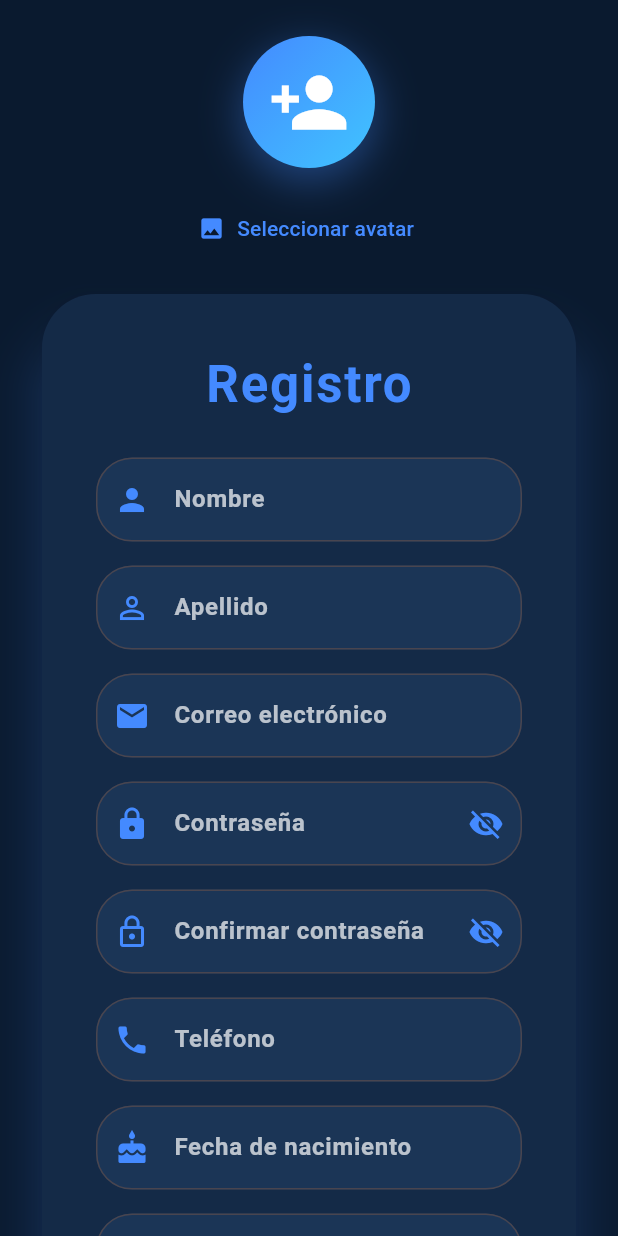
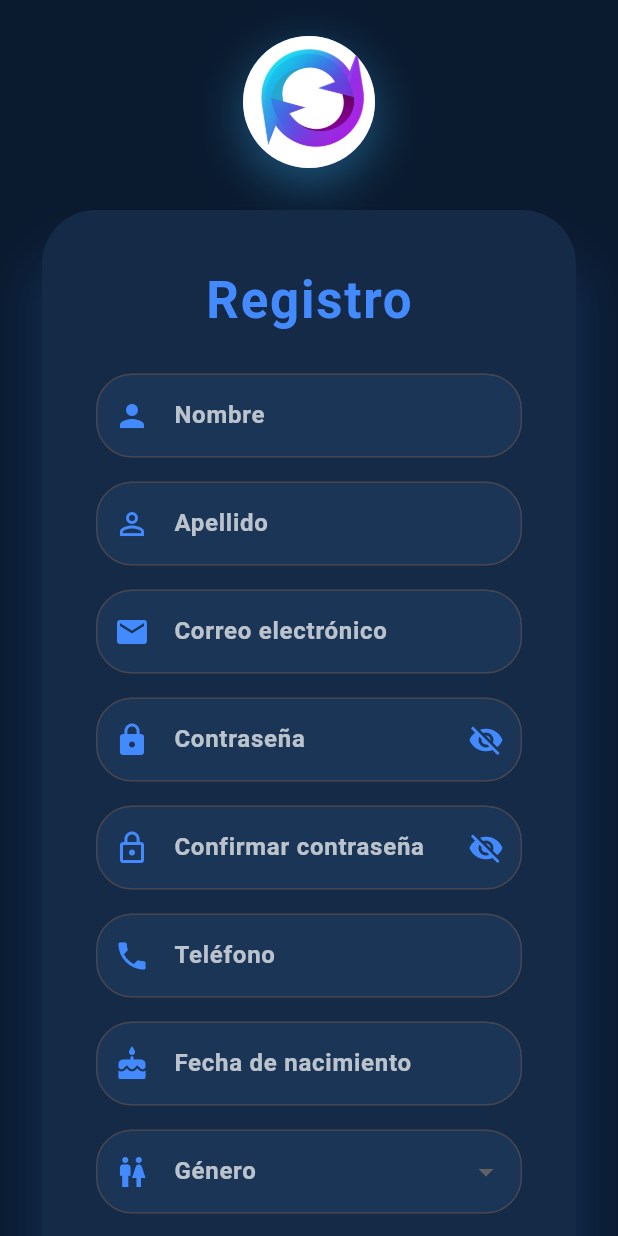
Before and after one commit to kennysguerrero19-lab/Syncly_app, a Flutter app: the screen it shows after launch, after a tap on "Entrar", after a tap on "¿No tienes cuenta? Regístrate", on a phone screen of 412 x 824 dp. Run offline on Flutter 3.47's test engine with Material 3 defaults, Android fonts, the phone set to English and light mode, and no system bars.

```diff
--- a/lib/pantallas/beautiful_login_screen.dart
+++ b/lib/pantallas/beautiful_login_screen.dart
@@ -37,23 +37,23 @@ class _BeautifulLoginScreenState extends State<BeautifulLoginScreen> {
                   child: Container(
                     decoration: BoxDecoration(
                       gradient: LinearGradient(
-                        colors: [Colors.blueAccent, Colors.lightBlueAccent],
+                        colors: [Color(0xFF3AB4F2), Color(0xFFB36AFF)],
                         begin: Alignment.topLeft,
                         end: Alignment.bottomRight,
                       ),
                       shape: BoxShape.circle,
                       boxShadow: [
                         BoxShadow(
-                          color: Colors.blueAccent.withOpacity(0.4),
-                          blurRadius: 24,
-                          offset: Offset(0, 8),
+                          color: Color(0xFF3AB4F2).withOpacity(0.4),
+                          blurRadius: 28,
+                          offset: Offset(0, 10),
                         ),
                       ],
                     ),
                     child: CircleAvatar(
                       radius: 44,
-                      backgroundColor: Colors.transparent,
-                      child: Icon(Icons.lock_outline, size: 54, color: Colors.white),
+                      backgroundColor: Colors.white,
+                      backgroundImage: AssetImage('lib/assets/logo_syncly.png'),
                     ),
                   ),
                 ),
--- a/lib/pantallas/beautiful_register_screen.dart
+++ b/lib/pantallas/beautiful_register_screen.dart
@@ -29,38 +29,27 @@ class _BeautifulRegisterScreenState extends State<BeautifulRegisterScreen> {
                   child: Container(
                     decoration: BoxDecoration(
                       gradient: LinearGradient(
-                        colors: [Colors.blueAccent, Colors.lightBlueAccent],
+                        colors: [Color(0xFF3AB4F2), Color(0xFFB36AFF)],
                         begin: Alignment.topLeft,
                         end: Alignment.bottomRight,
                       ),
                       shape: BoxShape.circle,
                       boxShadow: [
                         BoxShadow(
-                          color: Colors.blueAccent.withOpacity(0.4),
-                          blurRadius: 24,
-                          offset: Offset(0, 8),
+                          color: Color(0xFF3AB4F2).withOpacity(0.4),
+                          blurRadius: 28,
+                          offset: Offset(0, 10),
                         ),
                       ],
                     ),
                     child: CircleAvatar(
                       radius: 44,
-                      backgroundColor: Colors.transparent,
-                      backgroundImage: _avatarUrl != null ? NetworkImage(_avatarUrl!) : null,
-                      child: _avatarUrl == null ? Icon(Icons.person_add, size: 54, color: Colors.white) : null,
+                      backgroundColor: Colors.white,
+                      backgroundImage: AssetImage('lib/assets/logo_syncly.png'),
                     ),
                   ),
                 ),
-                SizedBox(height: 16),
-                TextButton.icon(
-                  icon: Icon(Icons.image, color: Colors.blueAccent),
-                  label: Text('Seleccionar avatar', style: TextStyle(color: Colors.blueAccent)),
-                  onPressed: () {
-                    setState(() {
-                      _avatarUrl = 'https://i.pravatar.cc/150?img=3';
-                    });
-                  },
-                ),
-                SizedBox(height: 16),
+                SizedBox(height: 24),
                 Card(
                   color: Color(0xFF142A47),
                   elevation: 16,
--- a/lib/pantallas/beautiful_splash_screen.dart
+++ b/lib/pantallas/beautiful_splash_screen.dart
@@ -1,7 +1,7 @@
 import 'package:flutter/material.dart';
 import 'dart:async';
 
-const logoUrl = 'https://i.imgur.com/your_logo.png'; // Cambia por la URL de tu logo
+const logoUrl = 'lib/assets/logo_syncly.png'; // Logo local
 
 class BeautifulSplashScreen extends StatefulWidget {
   @override
@@ -57,13 +57,13 @@ class _BeautifulSplashScreenState extends State<BeautifulSplashScreen> with Sing
                     decoration: BoxDecoration(
                       shape: BoxShape.circle,
                       gradient: LinearGradient(
-                        colors: [Colors.blueAccent, Colors.lightBlueAccent],
+                        colors: [Color(0xFF3AB4F2), Color(0xFFB36AFF)],
                         begin: Alignment.topLeft,
                         end: Alignment.bottomRight,
                       ),
                       boxShadow: [
                         BoxShadow(
-                          color: Colors.blueAccent.withOpacity(0.3),
+                          color: Color(0xFF3AB4F2).withOpacity(0.3),
                           blurRadius: 32,
                           offset: Offset(0, 12),
                         ),
@@ -71,8 +71,8 @@ class _BeautifulSplashScreenState extends State<BeautifulSplashScreen> with Sing
                     ),
                     child: CircleAvatar(
                       radius: 64,
-                      backgroundColor: Colors.transparent,
-                      backgroundImage: NetworkImage(logoUrl),
+                      backgroundColor: Colors.white,
+                      backgroundImage: AssetImage(logoUrl),
                     ),
                   ),
                   SizedBox(height: 36),
--- a/pubspec.yaml
+++ b/pubspec.yaml
@@ -17,3 +17,5 @@ dev_dependencies:
 
 flutter:
   uses-material-design: true
+  assets:
+    - lib/assets/logo_syncly.png
```
Also changed, not shown: lib/assets/logo_syncly.png (added).
